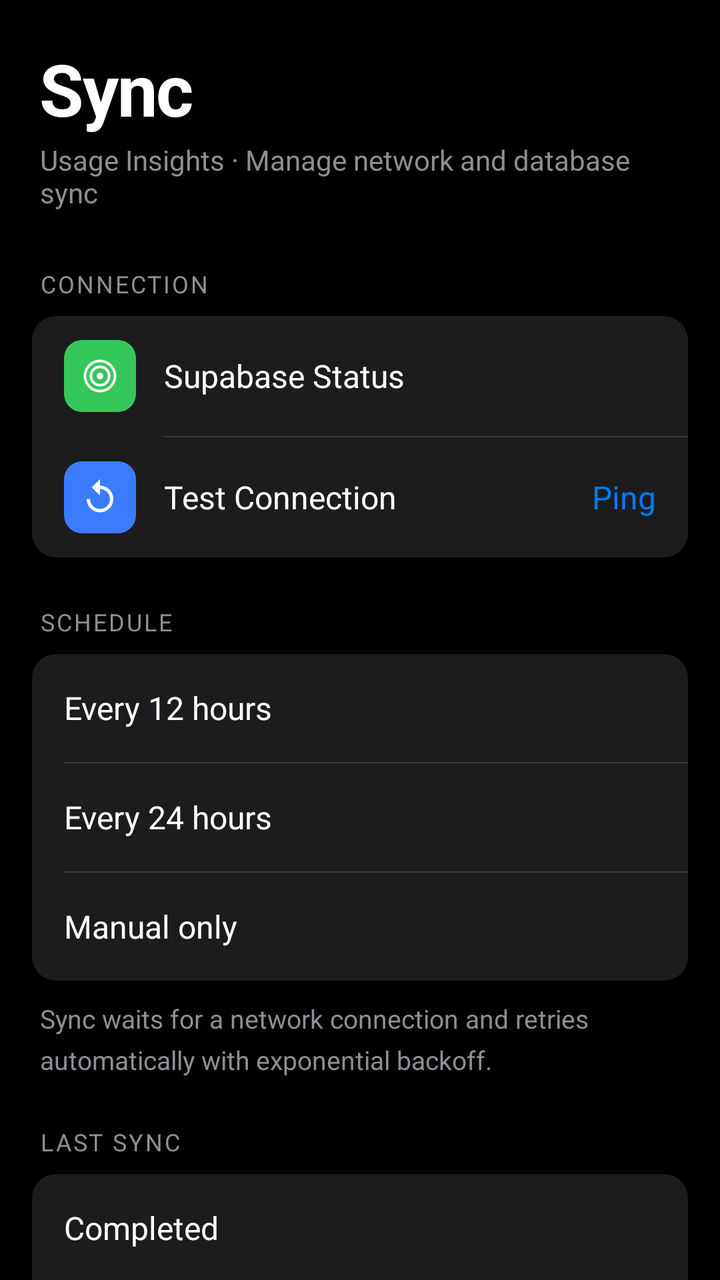
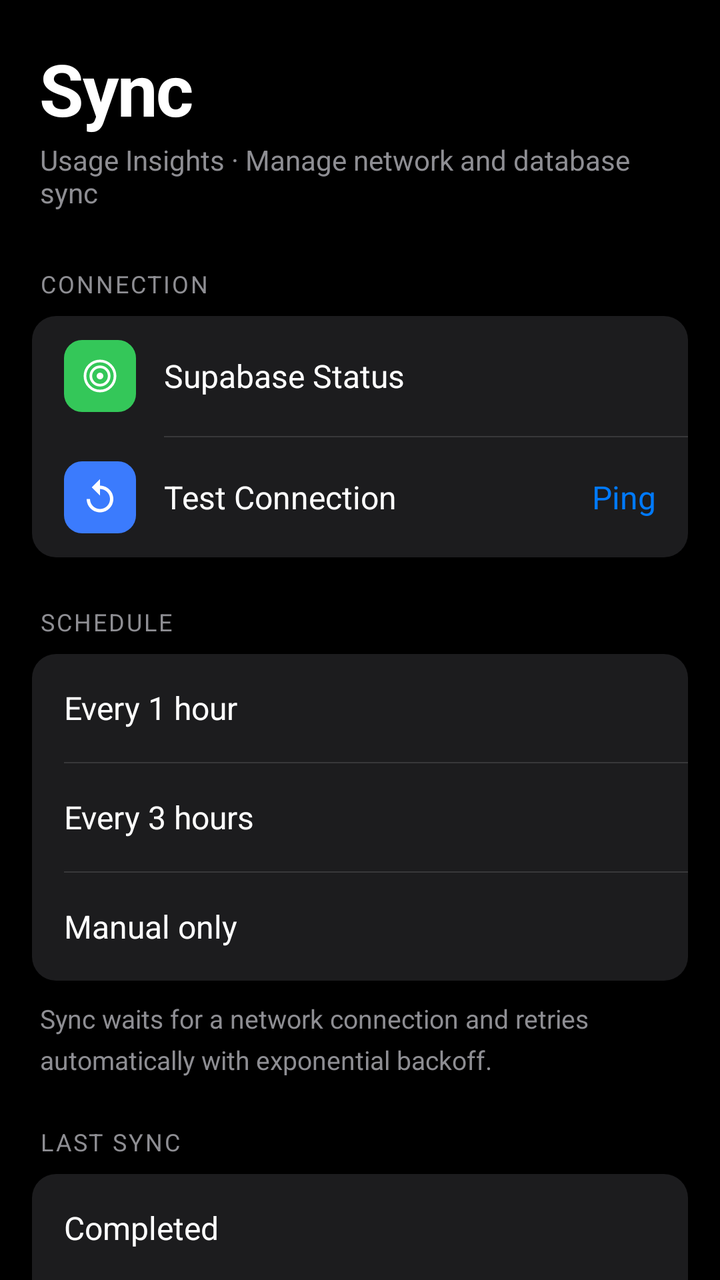

Compare the two renders of this Android layout. The source of the first and the diff that turns it into the second are given below.
<!-- AndroidManifest.xml: application theme Theme.UsageInsights -->
<!-- res/layout/fragment_sync.xml -->
<?xml version="1.0" encoding="utf-8"?>
<ScrollView
    xmlns:android="http://schemas.android.com/apk/res/android"
    android:layout_width="match_parent"
    android:layout_height="match_parent"
    android:background="@color/screen_bg"
    android:fillViewport="true">

    <LinearLayout
        android:layout_width="match_parent"
        android:layout_height="wrap_content"
        android:orientation="vertical"
        android:paddingBottom="32dp">

        
        <LinearLayout
            android:layout_width="match_parent"
            android:layout_height="wrap_content"
            android:orientation="vertical"
            android:paddingStart="20dp"
            android:paddingEnd="20dp"
            android:paddingTop="20dp"
            android:paddingBottom="8dp">

            <TextView
                android:layout_width="wrap_content"
                android:layout_height="wrap_content"
                android:text="Sync"
                android:textColor="@color/text_primary"
                android:textSize="36sp"
                android:textStyle="bold"
                android:letterSpacing="-0.02" />

            <TextView
                android:layout_width="wrap_content"
                android:layout_height="wrap_content"
                android:text="Usage Insights · Manage network and database sync"
                android:textColor="@color/text_secondary"
                android:textSize="14sp"
                android:layout_marginTop="2dp" />
        </LinearLayout>

        
        <TextView
            android:layout_width="wrap_content"
            android:layout_height="wrap_content"
            android:text="CONNECTION"
            android:textColor="@color/section_label"
            android:textSize="12sp"
            android:textAllCaps="true"
            android:letterSpacing="0.08"
            android:paddingStart="20dp"
            android:paddingTop="20dp"
            android:paddingBottom="8dp" />

        <LinearLayout
            android:layout_width="match_parent"
            android:layout_height="wrap_content"
            android:layout_marginStart="16dp"
            android:layout_marginEnd="16dp"
            android:orientation="vertical"
            android:background="@drawable/card_bg">

            
            <LinearLayout
                android:layout_width="match_parent"
                android:layout_height="60dp"
                android:orientation="horizontal"
                android:gravity="center_vertical"
                android:paddingStart="16dp"
                android:paddingEnd="16dp">

                <FrameLayout
                    android:layout_width="36dp"
                    android:layout_height="36dp"
                    android:background="@drawable/icon_bg_green">
                    <ImageView
                        android:layout_width="20dp"
                        android:layout_height="20dp"
                        android:layout_gravity="center"
                        android:src="@drawable/ic_nfc"
                        android:contentDescription="@null" />
                </FrameLayout>

                <TextView
                    android:layout_width="0dp"
                    android:layout_height="wrap_content"
                    android:layout_weight="1"
                    android:layout_marginStart="14dp"
                    android:text="Supabase Status"
                    android:textColor="@color/text_primary"
                    android:textSize="16sp" />

                
                <TextView
                    android:id="@+id/tv_connection_badge"
                    android:layout_width="wrap_content"
                    android:layout_height="wrap_content"
                    android:paddingStart="10dp"
                    android:paddingEnd="10dp"
                    android:paddingTop="4dp"
                    android:paddingBottom="4dp"
                    android:textSize="13sp"
                    android:textStyle="bold" />
            </LinearLayout>

            
            <View
                android:layout_width="match_parent"
                android:layout_height="0.5dp"
                android:layout_marginStart="66dp"
                android:background="@color/divider" />

            
            <LinearLayout
                android:id="@+id/btn_ping"
                android:layout_width="match_parent"
                android:layout_height="60dp"
                android:orientation="horizontal"
                android:gravity="center_vertical"
                android:paddingStart="16dp"
                android:paddingEnd="16dp"
                android:clickable="true"
                android:focusable="true"
                android:background="?attr/selectableItemBackground">

                <FrameLayout
                    android:layout_width="36dp"
                    android:layout_height="36dp"
                    android:background="@drawable/icon_bg_blue">
                    <ImageView
                        android:layout_width="20dp"
                        android:layout_height="20dp"
                        android:layout_gravity="center"
                        android:src="@drawable/ic_nav_sync"
                        android:contentDescription="@null" />
                </FrameLayout>

                <TextView
                    android:layout_width="0dp"
                    android:layout_height="wrap_content"
                    android:layout_weight="1"
                    android:layout_marginStart="14dp"
                    android:text="Test Connection"
                    android:textColor="@color/text_primary"
                    android:textSize="16sp" />

                <TextView
                    android:id="@+id/tv_ping_action"
                    android:layout_width="wrap_content"
                    android:layout_height="wrap_content"
                    android:text="Ping"
                    android:textColor="@color/blue_accent"
                    android:textSize="16sp" />
            </LinearLayout>
        </LinearLayout>

        
        <TextView
            android:layout_width="wrap_content"
            android:layout_height="wrap_content"
            android:text="SCHEDULE"
            android:textColor="@color/section_label"
            android:textSize="12sp"
            android:textAllCaps="true"
            android:letterSpacing="0.08"
            android:paddingStart="20dp"
            android:paddingTop="24dp"
            android:paddingBottom="8dp" />

        <LinearLayout
            android:layout_width="match_parent"
            android:layout_height="wrap_content"
            android:layout_marginStart="16dp"
            android:layout_marginEnd="16dp"
            android:orientation="vertical"
            android:background="@drawable/card_bg">

            
            <LinearLayout
                android:id="@+id/row_12h"
                android:layout_width="match_parent"
                android:layout_height="54dp"
                android:orientation="horizontal"
                android:gravity="center_vertical"
                android:paddingStart="16dp"
                android:paddingEnd="16dp"
                android:clickable="true"
                android:focusable="true"
                android:background="?attr/selectableItemBackground">

                <TextView
                    android:layout_width="0dp"
                    android:layout_height="wrap_content"
                    android:layout_weight="1"
                    android:text="Every 12 hours"
                    android:textColor="@color/text_primary"
                    android:textSize="16sp" />

                <ImageView
                    android:id="@+id/check_12h"
                    android:layout_width="20dp"
                    android:layout_height="20dp"
                    android:src="@drawable/ic_check"
                    android:contentDescription="@null"
                    android:visibility="gone" />
            </LinearLayout>

            <View
                android:layout_width="match_parent"
                android:layout_height="0.5dp"
                android:layout_marginStart="16dp"
                android:background="@color/divider" />

            
            <LinearLayout
                android:id="@+id/row_24h"
                android:layout_width="match_parent"
                android:layout_height="54dp"
                android:orientation="horizontal"
                android:gravity="center_vertical"
                android:paddingStart="16dp"
                android:paddingEnd="16dp"
                android:clickable="true"
                android:focusable="true"
                android:background="?attr/selectableItemBackground">

                <TextView
                    android:layout_width="0dp"
                    android:layout_height="wrap_content"
                    android:layout_weight="1"
                    android:text="Every 24 hours"
                    android:textColor="@color/text_primary"
                    android:textSize="16sp" />

                <ImageView
                    android:id="@+id/check_24h"
                    android:layout_width="20dp"
                    android:layout_height="20dp"
                    android:src="@drawable/ic_check"
                    android:contentDescription="@null"
                    android:visibility="gone" />
            </LinearLayout>

            <View
                android:layout_width="match_parent"
                android:layout_height="0.5dp"
                android:layout_marginStart="16dp"
                android:background="@color/divider" />

            
            <LinearLayout
                android:id="@+id/row_manual"
                android:layout_width="match_parent"
                android:layout_height="54dp"
                android:orientation="horizontal"
                android:gravity="center_vertical"
                android:paddingStart="16dp"
                android:paddingEnd="16dp"
                android:clickable="true"
                android:focusable="true"
                android:background="?attr/selectableItemBackground">

                <TextView
                    android:layout_width="0dp"
                    android:layout_height="wrap_content"
                    android:layout_weight="1"
                    android:text="Manual only"
                    android:textColor="@color/text_primary"
                    android:textSize="16sp" />

                <ImageView
                    android:id="@+id/check_manual"
                    android:layout_width="20dp"
                    android:layout_height="20dp"
                    android:src="@drawable/ic_check"
                    android:contentDescription="@null"
                    android:visibility="gone" />
            </LinearLayout>
        </LinearLayout>

        
        <TextView
            android:layout_width="match_parent"
            android:layout_height="wrap_content"
            android:paddingStart="20dp"
            android:paddingEnd="20dp"
            android:paddingTop="10dp"
            android:text="Sync waits for a network connection and retries automatically with exponential backoff."
            android:textColor="@color/text_secondary"
            android:textSize="13sp"
            android:lineSpacingMultiplier="1.3" />

        
        <TextView
            android:layout_width="wrap_content"
            android:layout_height="wrap_content"
            android:text="LAST SYNC"
            android:textColor="@color/section_label"
            android:textSize="12sp"
            android:textAllCaps="true"
            android:letterSpacing="0.08"
            android:paddingStart="20dp"
            android:paddingTop="24dp"
            android:paddingBottom="8dp" />

        <LinearLayout
            android:layout_width="match_parent"
            android:layout_height="wrap_content"
            android:layout_marginStart="16dp"
            android:layout_marginEnd="16dp"
            android:orientation="vertical"
            android:background="@drawable/card_bg">

            
            <LinearLayout
                android:layout_width="match_parent"
                android:layout_height="54dp"
                android:orientation="horizontal"
                android:gravity="center_vertical"
                android:paddingStart="16dp"
                android:paddingEnd="16dp">

                <TextView
                    android:layout_width="0dp"
                    android:layout_height="wrap_content"
                    android:layout_weight="1"
                    android:text="Completed"
                    android:textColor="@color/text_primary"
                    android:textSize="16sp" />

                <TextView
                    android:id="@+id/tv_last_sync"
                    android:layout_width="wrap_content"
                    android:layout_height="wrap_content"
                    android:textColor="@color/text_secondary"
                    android:textSize="15sp" />
            </LinearLayout>

            <View
                android:layout_width="match_parent"
                android:layout_height="0.5dp"
                android:layout_marginStart="16dp"
                android:background="@color/divider" />

            
            <LinearLayout
                android:layout_width="match_parent"
                android:layout_height="54dp"
                android:orientation="horizontal"
                android:gravity="center_vertical"
                android:paddingStart="16dp"
                android:paddingEnd="16dp">

                <TextView
                    android:layout_width="0dp"
                    android:layout_height="wrap_content"
                    android:layout_weight="1"
                    android:text="Records Uploaded"
                    android:textColor="@color/text_primary"
                    android:textSize="16sp" />

                <TextView
                    android:id="@+id/tv_records_uploaded"
                    android:layout_width="wrap_content"
                    android:layout_height="wrap_content"
                    android:textColor="@color/text_secondary"
                    android:textSize="15sp" />
            </LinearLayout>

            <View
                android:layout_width="match_parent"
                android:layout_height="0.5dp"
                android:layout_marginStart="16dp"
                android:background="@color/divider" />

            
            <LinearLayout
                android:layout_width="match_parent"
                android:layout_height="54dp"
                android:orientation="horizontal"
                android:gravity="center_vertical"
                android:paddingStart="16dp"
                android:paddingEnd="16dp">

                <TextView
                    android:layout_width="0dp"
                    android:layout_height="wrap_content"
                    android:layout_weight="1"
                    android:text="Next Sync"
                    android:textColor="@color/text_primary"
                    android:textSize="16sp" />

                <TextView
                    android:id="@+id/tv_next_sync"
                    android:layout_width="wrap_content"
                    android:layout_height="wrap_content"
                    android:textColor="@color/text_secondary"
                    android:textSize="15sp" />
            </LinearLayout>

            <View
                android:layout_width="match_parent"
                android:layout_height="0.5dp"
                android:layout_marginStart="16dp"
                android:background="@color/divider" />

            
            <LinearLayout
                android:id="@+id/btn_view_log"
                android:layout_width="match_parent"
                android:layout_height="54dp"
                android:orientation="horizontal"
                android:gravity="center_vertical"
                android:paddingStart="16dp"
                android:paddingEnd="16dp"
                android:clickable="true"
                android:focusable="true"
                android:background="?attr/selectableItemBackground">

                <TextView
                    android:layout_width="0dp"
                    android:layout_height="wrap_content"
                    android:layout_weight="1"
                    android:text="View Sync Log"
                    android:textColor="@color/text_primary"
                    android:textSize="16sp" />

                <ImageView
                    android:layout_width="20dp"
                    android:layout_height="20dp"
                    android:src="@drawable/ic_chevron_right"
                    android:contentDescription="@null" />
            </LinearLayout>
        </LinearLayout>

        
        <LinearLayout
            android:id="@+id/btn_sync_now"
            android:layout_width="match_parent"
            android:layout_height="wrap_content"
            android:layout_marginStart="16dp"
            android:layout_marginEnd="16dp"
            android:layout_marginTop="16dp"
            android:orientation="vertical"
            android:background="@drawable/card_bg"
            android:clickable="true"
            android:focusable="true">

            <LinearLayout
                android:layout_width="match_parent"
                android:layout_height="60dp"
                android:orientation="horizontal"
                android:gravity="center_vertical"
                android:paddingStart="16dp"
                android:paddingEnd="16dp"
                android:background="?attr/selectableItemBackground">

                <TextView
                    android:layout_width="0dp"
                    android:layout_height="wrap_content"
                    android:layout_weight="1"
                    android:text="Sync Now"
                    android:textColor="@color/text_primary"
                    android:textSize="16sp" />

                <TextView
                    android:id="@+id/tv_sync_now_action"
                    android:layout_width="wrap_content"
                    android:layout_height="wrap_content"
                    android:text="Run"
                    android:textColor="@color/blue_accent"
                    android:textSize="16sp"
                    android:textStyle="bold" />
            </LinearLayout>
        </LinearLayout>

    </LinearLayout>
</ScrollView>
<!-- resources referenced by this layout -->
<resources>
  <color name="blue_accent">#007AFF</color>
  <color name="divider">#38383A</color>
  <color name="screen_bg">#000000</color>
  <color name="section_label">#8E8E93</color>
  <color name="text_primary">#FFFFFF</color>
  <color name="text_secondary">#8E8E93</color>
  <!-- drawable card_bg (drawable) -->
  <?xml version="1.0" encoding="utf-8"?>
  <shape xmlns:android="http://schemas.android.com/apk/res/android"
      android:shape="rectangle">
      <solid android:color="@color/card_bg" />
      <corners android:radius="12dp" />
  </shape>
  <!-- drawable ic_check (drawable) -->
  <?xml version="1.0" encoding="utf-8"?>
  <vector xmlns:android="http://schemas.android.com/apk/res/android"
      android:width="20dp"
      android:height="20dp"
      android:viewportWidth="24"
      android:viewportHeight="24">
      <path
          android:fillColor="@color/blue_accent"
          android:pathData="M9,16.17L4.83,12l-1.42,1.41L9,19 21,7l-1.41-1.41z" />
  </vector>
  <!-- drawable ic_chevron_right (drawable) -->
  <?xml version="1.0" encoding="utf-8"?>
  <vector xmlns:android="http://schemas.android.com/apk/res/android"
      android:width="20dp"
      android:height="20dp"
      android:viewportWidth="24"
      android:viewportHeight="24">
      <path
          android:fillColor="@color/text_secondary"
          android:pathData="M10,6L8.59,7.41 13.17,12l-4.58,4.59L10,18l6-6z" />
  </vector>
  <!-- drawable ic_nav_sync (drawable) -->
  <?xml version="1.0" encoding="utf-8"?>
  <vector xmlns:android="http://schemas.android.com/apk/res/android"
      android:width="24dp"
      android:height="24dp"
      android:viewportWidth="24"
      android:viewportHeight="24">
      
      <path
          android:fillColor="#FFFFFF"
          android:pathData="M12,5V1L7,6l5,5V7c3.31,0,6,2.69,6,6s-2.69,6-6,6-6-2.69-6-6H4c0,4.42,3.58,8,8,8s8-3.58,8-8S16.42,5,12,5z" />
  </vector>
  <!-- drawable ic_nfc (drawable) -->
  <?xml version="1.0" encoding="utf-8"?>
  <vector xmlns:android="http://schemas.android.com/apk/res/android"
      android:width="20dp"
      android:height="20dp"
      android:viewportWidth="24"
      android:viewportHeight="24">
      
      <path
          android:fillColor="#FFFFFF"
          android:pathData="M12,10 A2,2,0,1,0,12,14 A2,2,0,1,0,12,10 Z" />
      
      <path
          android:strokeColor="#FFFFFF"
          android:strokeWidth="1.6"
          android:fillColor="#00000000"
          android:pathData="M12,6.5 A5.5,5.5,0,1,0,12,17.5 A5.5,5.5,0,1,0,12,6.5 Z" />
      
      <path
          android:strokeColor="#FFFFFF"
          android:strokeWidth="1.6"
          android:fillColor="#00000000"
          android:pathData="M12,3 A9,9,0,1,0,12,21 A9,9,0,1,0,12,3 Z" />
  </vector>
  <!-- drawable icon_bg_blue (drawable) -->
  <?xml version="1.0" encoding="utf-8"?>
  <shape xmlns:android="http://schemas.android.com/apk/res/android"
      android:shape="rectangle">
      <solid android:color="@color/icon_blue" />
      <corners android:radius="9dp" />
  </shape>
  <!-- drawable icon_bg_green (drawable) -->
  <?xml version="1.0" encoding="utf-8"?>
  <shape xmlns:android="http://schemas.android.com/apk/res/android"
      android:shape="rectangle">
      <solid android:color="@color/switch_on" />
      <corners android:radius="9dp" />
  </shape>
  <style name="Theme.UsageInsights" parent="Theme.MaterialComponents.DayNight.NoActionBar">
          <item name="colorPrimary">@color/blue_accent</item>
          <item name="colorPrimaryVariant">@color/screen_bg</item>
          <item name="colorOnPrimary">@color/white</item>
          <item name="colorSecondary">@color/blue_accent</item>
          <item name="colorOnSecondary">@color/white</item>
          <item name="android:statusBarColor">@color/screen_bg</item>
          <item name="android:windowBackground">@color/screen_bg</item>
          
          <item name="colorSurface">@color/nav_bg</item>
      </style>
  <color name="card_bg">#1C1C1E</color>
  <color name="icon_blue">#3B7BFD</color>
  <color name="switch_on">#34C759</color>
  <color name="white">#FFFFFF</color>
  <color name="nav_bg">#1C1C1E</color>
</resources>

<!-- the commit's change to res/layout/fragment_sync.xml (unified diff, before → after) -->
@@ -178,7 +178,7 @@
 
             
             <LinearLayout
-                android:id="@+id/row_12h"
+                android:id="@+id/row_1h"
                 android:layout_width="match_parent"
                 android:layout_height="54dp"
                 android:orientation="horizontal"
@@ -193,12 +193,12 @@
                     android:layout_width="0dp"
                     android:layout_height="wrap_content"
                     android:layout_weight="1"
-                    android:text="Every 12 hours"
+                    android:text="Every 1 hour"
                     android:textColor="@color/text_primary"
                     android:textSize="16sp" />
 
                 <ImageView
-                    android:id="@+id/check_12h"
+                    android:id="@+id/check_1h"
                     android:layout_width="20dp"
                     android:layout_height="20dp"
                     android:src="@drawable/ic_check"
@@ -214,7 +214,7 @@
 
             
             <LinearLayout
-                android:id="@+id/row_24h"
+                android:id="@+id/row_3h"
                 android:layout_width="match_parent"
                 android:layout_height="54dp"
                 android:orientation="horizontal"
@@ -229,12 +229,12 @@
                     android:layout_width="0dp"
                     android:layout_height="wrap_content"
                     android:layout_weight="1"
-                    android:text="Every 24 hours"
+                    android:text="Every 3 hours"
                     android:textColor="@color/text_primary"
                     android:textSize="16sp" />
 
                 <ImageView
-                    android:id="@+id/check_24h"
+                    android:id="@+id/check_3h"
                     android:layout_width="20dp"
                     android:layout_height="20dp"
                     android:src="@drawable/ic_check"
